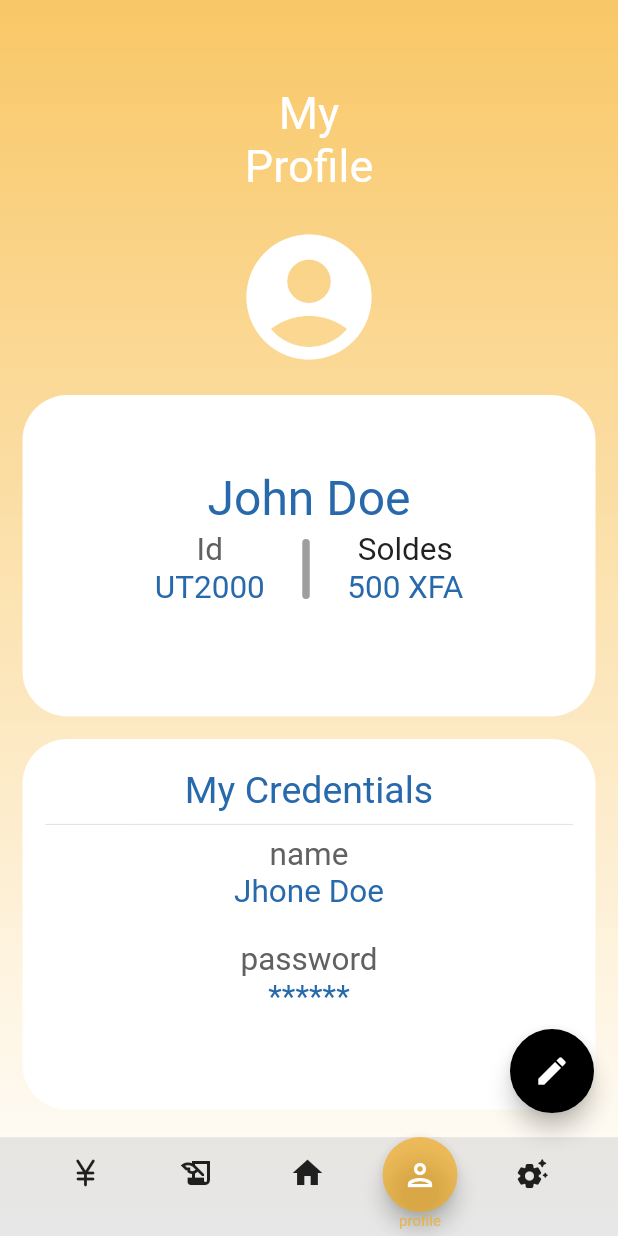
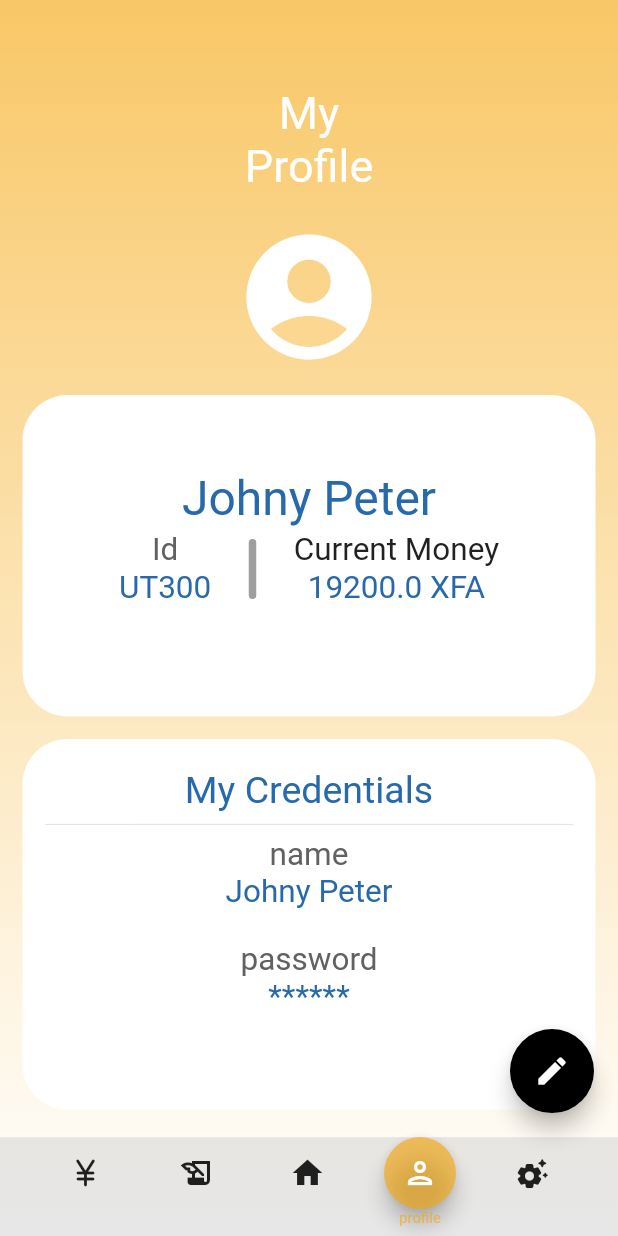
Before and after one commit to THE-KED/G4-TP-INF3075, a Flutter app: the ProfileScreen screen opened directly, on a phone screen of 412 x 824 dp. Run offline on Flutter 3.47's test engine with Material 2 defaults, Android fonts, the light colour scheme and no system bars; our stand-ins replace dotted_border, flutter_svg, flutter_vector_icons, local_auth; missing offline and left inert: dart:ffi; Roboto replaces fonts that are missing (Hind, Nisebuschgardens, Numito).

Commit message:
done with the frontend

```diff
--- a/inf3075_mobile_money/lib/components/bottomNavBar.dart
+++ b/inf3075_mobile_money/lib/components/bottomNavBar.dart
@@ -18,12 +18,12 @@ class BottomNavBar extends StatefulWidget {
 
 class _BottomNavBarState extends State<BottomNavBar> {
   int _selectedIndex = 0;
-  final screens = const [
-    Operation(),
-    HistoryPage(),
-    Home(),
+  final screens = [
+    const Operation(),
+    const HistoryPage(),
+    const Home(),
     ProfileScreen(),
-    Settings(),
+    const Settings(),
   ];
 
   @override
@@ -43,7 +43,6 @@ class _BottomNavBarState extends State<BottomNavBar> {
           child: Stack(
             children: [
               Row(
-
                 mainAxisAlignment: MainAxisAlignment.spaceAround,
                 children: [
                   IconButtonBar(
@@ -159,7 +158,7 @@ class IconButtonBar extends StatelessWidget {
             ? Column(
                 children: [
                   SizedBox(
-                    height: 50,
+                    height: 48,
                     width: 50,
                     child: FloatingActionButton(
                       backgroundColor: PRIMARY_COLOR,
--- a/inf3075_mobile_money/lib/views/ProfileScreen.dart
+++ b/inf3075_mobile_money/lib/views/ProfileScreen.dart
@@ -4,48 +4,79 @@ import 'package:inf3075_mobile_money/utils/themes.dart';
 
 import '../components/bottomNavBar.dart';
 
-class ProfileScreen extends StatelessWidget {
+class ProfileScreen extends StatefulWidget {
   const ProfileScreen({super.key});
+
+  @override
+  State<ProfileScreen> createState() => _ProfileScreenState();
+}
+
+class _ProfileScreenState extends State<ProfileScreen> {
+  TextEditingController nameController = TextEditingController();
+  TextEditingController passwordController = TextEditingController();
+
+  String name = "Johny Peter";
+
+  String ID = "UT300";
+
+  double money = 19200;
+
+  int password = 20200;
+
   _showFormDialogue(BuildContext context) {
     return showDialog(
         context: context,
         barrierDismissible: true,
         builder: (parem) {
           return AlertDialog(
+            content: SingleChildScrollView(
+              child: Column(
+                children: [
+                  TextField(
+                    style: const TextStyle(color: Colors.black),
+                    controller: nameController,
+                    maxLength: 255,
+                    decoration: InputDecoration(
+                      labelStyle: const TextStyle(color: Colors.black),
+                      hintText: name,
+                      labelText: 'Name',
+                    ),
+                  ),
+                  TextField(
+                    style: const TextStyle(color: Colors.black),
+                    controller: passwordController,
+                    keyboardType: TextInputType.number,
+                    maxLength: 5,
+                    obscureText: true,
+                    decoration: InputDecoration(
+                      labelStyle: const TextStyle(color: Colors.black),
+                      hintText: "$password",
+                      labelText: 'password',
+                    ),
+                  ),
+                ],
+              ),
+            ),
             actions: <Widget>[
               TextButton(
                 style: TextButton.styleFrom(
                   foregroundColor: Colors.red,
                 ),
                 onPressed: () => Navigator.pop(context),
-                child: const Text('Annuler'),
+                child: const Text('Cancel'),
               ),
               TextButton(
-                onPressed: () async {},
-                child: Text("Save"),
+                onPressed: () {
+                  setState(() {
+                    password = int.parse(passwordController.text);
+                    name = nameController.text;
+                  });
+                  Navigator.pop(context);
+                },
+                child: const Text("Save"),
               ),
             ],
-            title: Text('Editer les informations'),
-            content: SingleChildScrollView(
-              child: Column(
-                children: const [
-                  TextField(
-                    maxLength: 255,
-                    decoration: InputDecoration(
-                        hintText: 'write a name', labelText: 'Name'),
-                  ),
-                  TextField(
-                    keyboardType: TextInputType.number,
-                    maxLength: 5,
-                    obscureText: true,
-                    decoration: InputDecoration(
-                      hintText: 'write a password',
-                      labelText: 'password',
-                    ),
-                  ),
-                ],
-              ),
-            ),
+            title: const Text('Edit informations'),
           );
         });
   }
@@ -114,9 +145,9 @@ class ProfileScreen extends StatelessWidget {
                                 const SizedBox(
                                   height: 50,
                                 ),
-                                const Text(
-                                  "John Doe",
-                                  style: TextStyle(
+                                Text(
+                                  name,
+                                  style: const TextStyle(
                                     color: Color.fromRGBO(39, 105, 171, 1),
                                     fontFamily: 'Numito',
                                     fontSize: 32,
@@ -134,9 +165,9 @@ class ProfileScreen extends StatelessWidget {
                                               fontFamily: 'Numito',
                                               fontSize: 21),
                                         ),
-                                        const Text(
-                                          "UT2000",
-                                          style: TextStyle(
+                                        Text(
+                                          ID,
+                                          style: const TextStyle(
                                               color: Color.fromRGBO(
                                                   39, 105, 171, 1),
                                               fontFamily: 'Numito',
@@ -159,15 +190,15 @@ class ProfileScreen extends StatelessWidget {
                                     Column(
                                       children: [
                                         Text(
-                                          "Soldes",
+                                          "Current Money",
                                           style: TextStyle(
                                               color: Colors.grey[900],
                                               fontFamily: 'Numito',
                                               fontSize: 21),
                                         ),
-                                        const Text(
-                                          "500 XFA",
-                                          style: TextStyle(
+                                        Text(
+                                          "$money XFA",
+                                          style: const TextStyle(
                                               color: Color.fromRGBO(
                                                   39, 105, 171, 1),
                                               fontFamily: 'Numito',
@@ -239,9 +270,9 @@ class ProfileScreen extends StatelessWidget {
                                         fontFamily: 'Numito',
                                         fontSize: 21),
                                   ),
-                                  const Text(
-                                    "Jhone Doe",
-                                    style: TextStyle(
+                                  Text(
+                                    name,
+                                    style: const TextStyle(
                                         color: Color.fromRGBO(39, 105, 171, 1),
                                         fontFamily: 'Numito',
                                         fontSize: 21),
@@ -283,6 +314,7 @@ class ProfileScreen extends StatelessWidget {
             ),
           ),
           floatingActionButton: FloatingActionButton(
+            heroTag: heigh,
             onPressed: () {
               _showFormDialogue(context);
             },
--- a/inf3075_mobile_money/lib/views/history.dart
+++ b/inf3075_mobile_money/lib/views/history.dart
@@ -73,6 +73,7 @@ class HistoryMessages extends StatelessWidget {
     return Container(
       padding: const EdgeInsets.all(16),
       child: ListView.builder(
+        key: key,
         itemBuilder: (_, index) {
           return Card(
             child: Container(
@@ -80,7 +81,6 @@ class HistoryMessages extends StatelessWidget {
               decoration: const BoxDecoration(
                 color: Color.fromRGBO(194, 228, 233, 100),
               ),
-              child: Expanded(
               child: Column(
                 mainAxisSize: MainAxisSize.max,
                 crossAxisAlignment: CrossAxisAlignment.start,
@@ -107,7 +107,6 @@ class HistoryMessages extends StatelessWidget {
                 ],
               ),
             ),
-            ),
           );
         },
         itemCount: historyElement.length,
--- a/inf3075_mobile_money/pubspec.yaml
+++ b/inf3075_mobile_money/pubspec.yaml
@@ -67,6 +67,10 @@ flutter:
   assets:
     - assets/onboard1.JPG
     - assets/finger1.png
+    - assets/help.png
+    - assets/langue2.png
+    - assets/phone.png
+    - assets/theme.png
   #   - images/a_dot_ham.jpeg
 
   # An image asset can refer to one or more resolution-specific "variants", see
```
Also changed, not shown: inf3075_mobile_money/lib/views/settings.dart (+49 -8 lines), inf3075_mobile_money/assets/help.png (added), inf3075_mobile_money/assets/langue2.png (added), inf3075_mobile_money/assets/phone.png (added), inf3075_mobile_money/assets/theme.png (added). Lines whose indentation alone changed are shown as unchanged.
